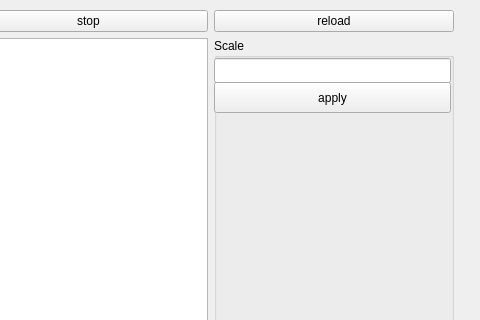
Above: GameOfLife/mainwindow.ui from EGmerina/23203_gmerina before the change; both pictures show x 297 to 777 and y 0 to 320 of the 777 by 561 pixel window. Below: the same form after it.
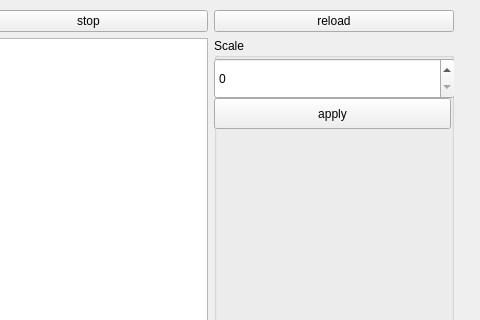
That is the form after the change.

What changed in the file:
```diff
--- a/GameOfLife/mainwindow.ui
+++ b/GameOfLife/mainwindow.ui
@@ -72,7 +72,7 @@
           <property name="geometry">
            <rect>
             <x>0</x>
-            <y>44</y>
+            <y>60</y>
             <width>237</width>
             <height>31</height>
            </rect>
@@ -81,22 +81,6 @@
            <string>apply</string>
           </property>
          </widget>
-         <widget class="QLineEdit" name="lineEdit">
-          <property name="geometry">
-           <rect>
-            <x>0</x>
-            <y>20</y>
-            <width>237</width>
-            <height>25</height>
-           </rect>
-          </property>
-          <property name="sizePolicy">
-           <sizepolicy hsizetype="Minimum" vsizetype="Fixed">
-            <horstretch>0</horstretch>
-            <verstretch>0</verstretch>
-           </sizepolicy>
-          </property>
-         </widget>
          <widget class="QPushButton" name="pushButton">
           <property name="geometry">
            <rect>
@@ -110,6 +94,16 @@
            <string>rules</string>
           </property>
          </widget>
+         <widget class="QSpinBox" name="scale">
+          <property name="geometry">
+           <rect>
+            <x>0</x>
+            <y>20</y>
+            <width>241</width>
+            <height>41</height>
+           </rect>
+          </property>
+         </widget>
         </widget>
        </item>
       </layout>
```
Left out of the diff: 56 changed lines with no effect on the pictures.
